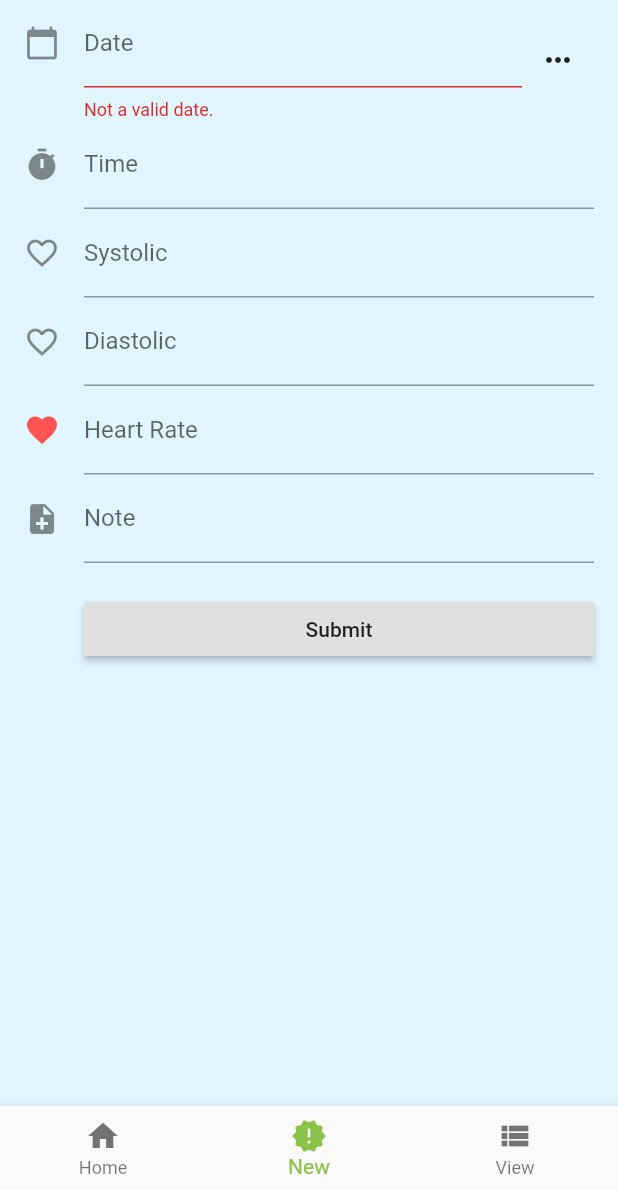
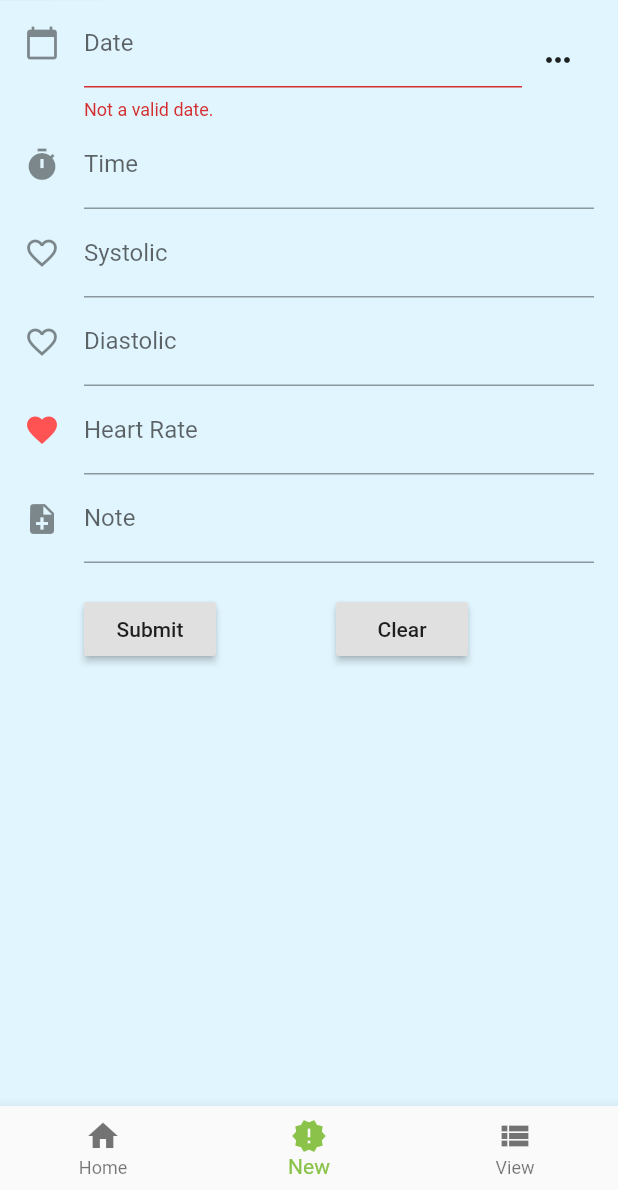
Before and after one commit to fordp/medicalrecording, a Flutter app: the screen it shows after launch, item 2 of the bottom bar chosen, on a phone screen of 412 x 824 dp, the part 46-1236 px from its top. Run offline on Flutter 3.47's test engine with Material 2 defaults, Android fonts, the phone set to English and light mode, and no system bars; our stand-ins replace sqflite; accounts and stored records are empty; Roboto replaces fonts that are missing (Arvo).

Commit message:
Added Clear button. Not working yet.

```diff
--- a/lib/pages/new_record_page.dart
+++ b/lib/pages/new_record_page.dart
@@ -82,6 +82,13 @@ class _NewPageState extends State<NewPage> {
       } else {
         _message = 'Something went wrong and your record was not saved.';
       }
+    });
+  }
+
+  void clearFields() {
+    setState(() {
+      _controller.text = '';
+      _message = '';
     });
   }
 
@@ -221,12 +228,23 @@ class _NewPageState extends State<NewPage> {
                 onSaved: (val) => recording.note = val,
               ),
               // Submit button
-              new Container(
-                padding: const EdgeInsets.only(left: 40.0, top: 20.0),
-                child: new RaisedButton(
-                  child: const Text('Submit'),
-                  onPressed: () => submitNewRecording(context),
-                ),
+              new Row(
+                children: <Widget>[
+                  new Container(
+                    padding: const EdgeInsets.only(left: 40.0, top: 20.0, right: 40.0),
+                    child: new RaisedButton(
+                      child: const Text('Submit'),
+                      onPressed: () => submitNewRecording(context),
+                    ),
+                  ),
+                  new Container(
+                    padding: const EdgeInsets.only(left: 40.0, top: 20.0, right: 10.0),
+                    child: new RaisedButton(
+                      child: const Text('Clear'),
+                      onPressed: () => clearFields(),
+                    ),
+                  ),
+                ],
               ),
               newRecordMessage(),
             ],
```
